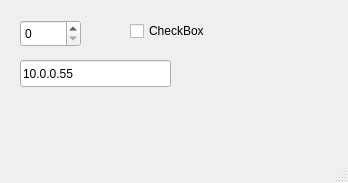
The window that hdmi.ui (danielkucera/Mixer-gui) describes before a commit, drawn with Qt 5.
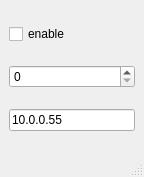
The same window after the commit.

Commit message: hdmi with adapter, todo libjpeg-turbo

Patch:
```diff
--- a/hdmi.ui
+++ b/hdmi.ui
@@ -6,50 +6,33 @@
    <rect>
     <x>0</x>
     <y>0</y>
-    <width>348</width>
-    <height>183</height>
+    <width>144</width>
+    <height>177</height>
    </rect>
   </property>
   <property name="windowTitle">
    <string>MainWindow</string>
   </property>
   <widget class="QWidget" name="centralwidget">
-   <widget class="QSpinBox" name="outputSelect">
-    <property name="geometry">
-     <rect>
-      <x>20</x>
-      <y>20</y>
-      <width>61</width>
-      <height>27</height>
-     </rect>
-    </property>
-   </widget>
+   <layout class="QVBoxLayout" name="verticalLayout">
+    <item>
    <widget class="QCheckBox" name="enableBox">
-    <property name="geometry">
-     <rect>
-      <x>130</x>
-      <y>20</y>
-      <width>98</width>
-      <height>22</height>
-     </rect>
-    </property>
     <property name="text">
-     <string>CheckBox</string>
-    </property>
-   </widget>
+       <string>enable</string>
+      </property>
+     </widget>
+    </item>
+    <item>
+     <widget class="QSpinBox" name="outputSelect"/>
+    </item>
+    <item>
    <widget class="QLineEdit" name="ipEdit">
-    <property name="geometry">
-     <rect>
-      <x>20</x>
-      <y>60</y>
-      <width>151</width>
-      <height>27</height>
-     </rect>
-    </property>
     <property name="text">
      <string>10.0.0.55</string>
     </property>
    </widget>
+    </item>
+   </layout>
   </widget>
   <widget class="QMenuBar" name="menubar">
    <property name="geometry">
```
Left out of the diff: 2 changed lines with no effect on the pictures. Lines whose indentation alone changed are shown as unchanged. The commit also changes 2 other files.
